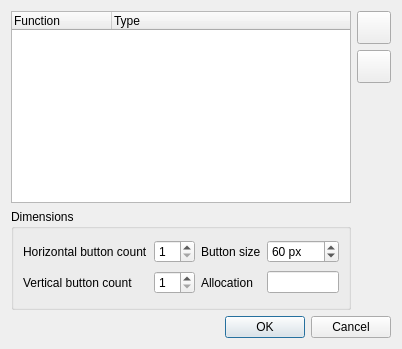
This is ui/src/addvcbuttonmatrix.ui in Andersbakken/qlc as Qt 5 draws it before an edit. The edited form follows.
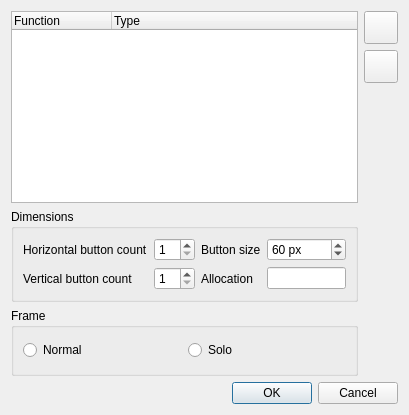
This is the edited form. Icons and pictures are not drawn.

Commit message: Added Solo Frame as an option to Button Matrix container

Patch:
```diff
--- a/ui/src/addvcbuttonmatrix.ui
+++ b/ui/src/addvcbuttonmatrix.ui
@@ -6,8 +6,8 @@
    <rect>
     <x>0</x>
     <y>0</y>
-    <width>402</width>
-    <height>349</height>
+    <width>409</width>
+    <height>415</height>
    </rect>
   </property>
   <property name="windowTitle">
@@ -68,7 +68,7 @@
      </property>
     </widget>
    </item>
-   <item row="2" column="1" rowspan="2">
+   <item row="2" column="1" rowspan="3">
     <spacer name="verticalSpacer">
      <property name="orientation">
       <enum>Qt::Vertical</enum>
@@ -158,7 +158,36 @@
      </layout>
     </widget>
    </item>
-   <item row="4" column="0" colspan="2">
+   <item row="4" column="0">
+    <widget class="QGroupBox" name="m_frameGroup">
+     <property name="title">
+      <string>Frame</string>
+     </property>
+     <layout class="QHBoxLayout" name="horizontalLayout">
+      <item>
+       <widget class="QRadioButton" name="m_frameNormalRadio">
+        <property name="toolTip">
+         <string>Place the buttons inside a normal frame</string>
+        </property>
+        <property name="text">
+         <string>Normal</string>
+        </property>
+       </widget>
+      </item>
+      <item>
+       <widget class="QRadioButton" name="m_frameSoloRadio">
+        <property name="toolTip">
+         <string>Place the buttons inside a frame that ensures that only one of them is pressed at a time</string>
+        </property>
+        <property name="text">
+         <string>Solo</string>
+        </property>
+       </widget>
+      </item>
+     </layout>
+    </widget>
+   </item>
+   <item row="5" column="0" colspan="2">
     <widget class="QDialogButtonBox" name="m_buttonBox">
      <property name="orientation">
       <enum>Qt::Horizontal</enum>
```
Left out of the diff: 34 changed lines with no effect on the pictures. The commit also changes 3 other files.
